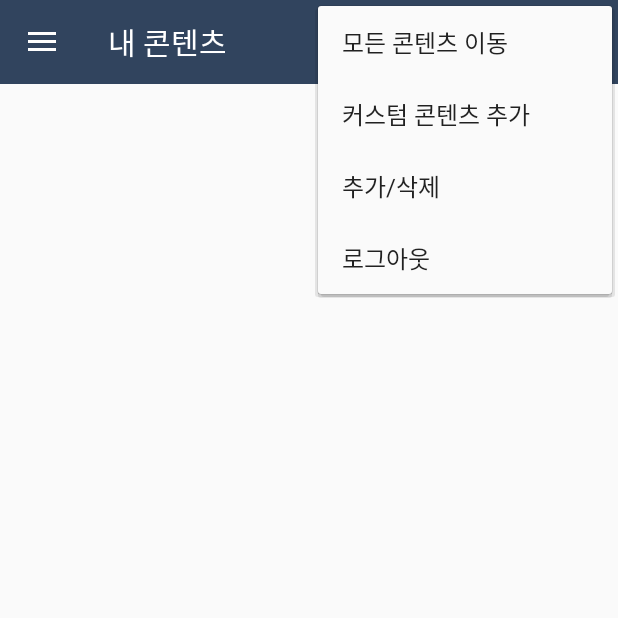
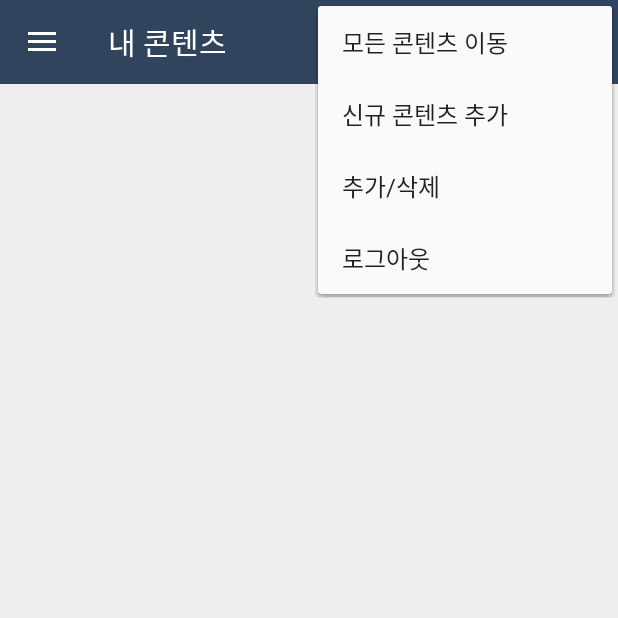
Before and after one commit to magio-hercules/LABis-MyCL, an Android app: the ContentsActivity screen opened directly, with no data from a screen before it, with the options menu open, on a phone screen of 412 x 824 dp, the top half of it. Run offline under Robolectric (Android 15) with nearby library versions, the phone set to English and light mode, and no system bars; 5 statements that could not run were skipped.

Commit message:
Style Color Change
Style Color Change

```diff
--- a/Android/app/src/main/res/layout/contents_main.xml
+++ b/Android/app/src/main/res/layout/contents_main.xml
@@ -6,6 +6,7 @@
     xmlns:tools="http://schemas.android.com/tools"
     android:layout_width="match_parent"
     android:layout_height="match_parent"
+    android:background="@color/recyclerView"
     tools:context=".contents.ContentsActivity">
 
     <android.support.v7.widget.Toolbar
--- a/Android/app/src/main/res/menu/menu_contents.xml
+++ b/Android/app/src/main/res/menu/menu_contents.xml
@@ -12,7 +12,7 @@
         app:showAsAction="never"/>
 
     <item android:id="@+id/action_custom_contents"
-        android:title="커스텀 콘텐츠 추가"
+        android:title="신규 콘텐츠 추가"
         app:showAsAction="never"/>
 
     <item android:id="@+id/action_search_contents"
--- a/Android/app/src/main/res/values/colors.xml
+++ b/Android/app/src/main/res/values/colors.xml
@@ -6,6 +6,5 @@
     <color name="pointColor">#D5D5D5</color>
     <color name="actionBar">#336B70</color>
     <color name="recyclerView">#EEEEEE</color>
-    <color name="editColor">#6200F0</color>
-
+    <color name="editBarColor">#F63164</color>
 </resources>
--- a/Android/app/src/main/res/values/styles.xml
+++ b/Android/app/src/main/res/values/styles.xml
@@ -32,7 +32,7 @@
     </style>
 
     <style name="LStyled.ActionMode" parent="@style/Widget.AppCompat.ActionMode">
-        <item name="background">@color/editColor</item>
+        <item name="background">@color/editBarColor</item>
     </style>
 
 </resources>
```
